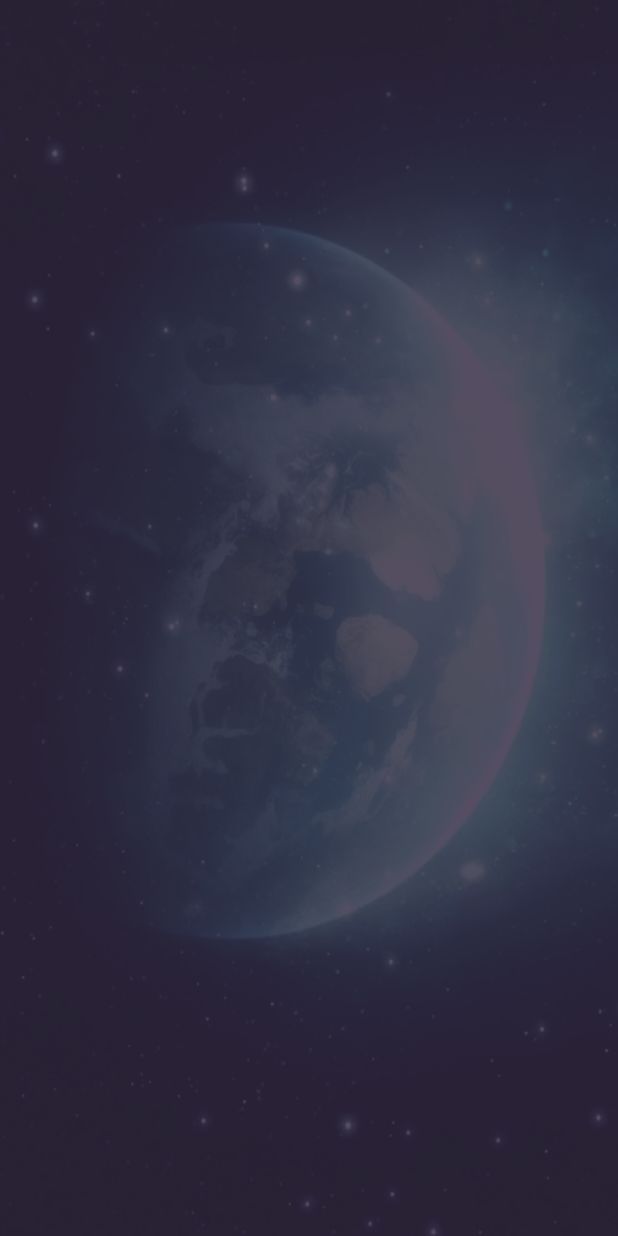
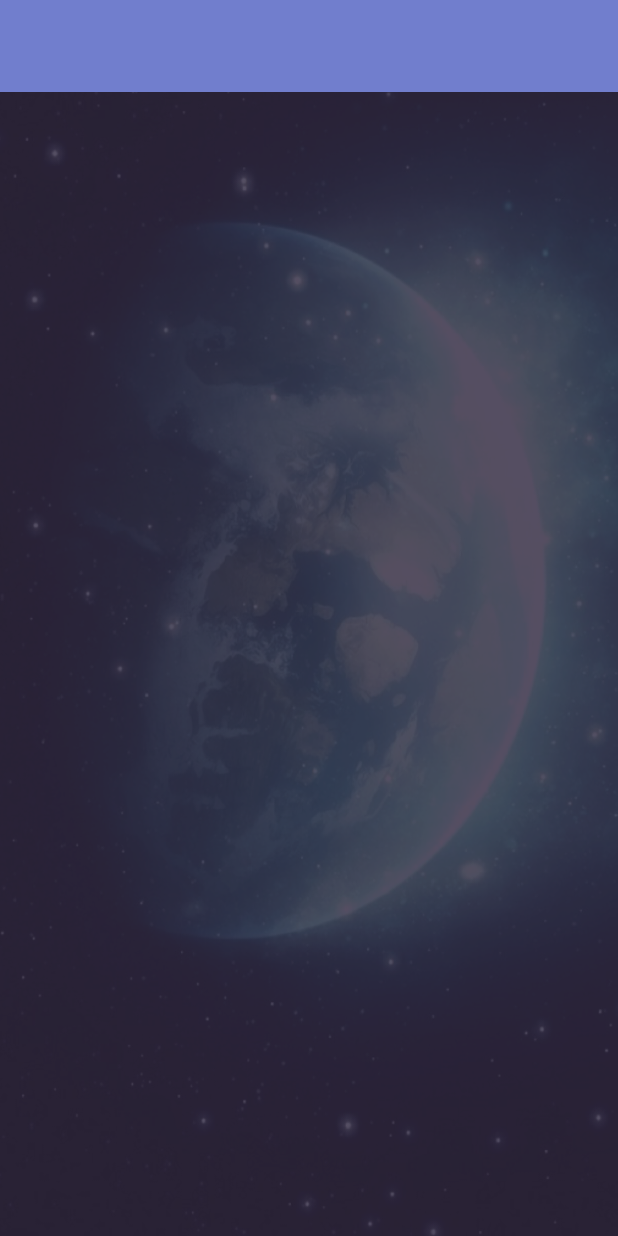
Before and after one commit to AdrianHsu/focus, an Android app: the layout activity_dashboard.xml on its own in the app's theme, with its tools: preview values and no code run, on a phone screen of 412 x 824 dp. Run offline under Robolectric (Android 15) with nearby library versions, the phone set to English and light mode, and no system bars.

```diff
--- a/app/src/main/res/layout/activity_dashboard.xml
+++ b/app/src/main/res/layout/activity_dashboard.xml
@@ -9,9 +9,9 @@
         android:orientation="vertical">
         <FrameLayout
             android:layout_width="match_parent"
-            android:layout_height="wrap_content"
+            android:layout_height="61dp"
             android:id="@+id/frameToolbar"
-            android:elevation="5dp"/>
+            android:background="@color/purple"/>
         <FrameLayout
             android:layout_width="match_parent"
             android:layout_height="wrap_content"
```
